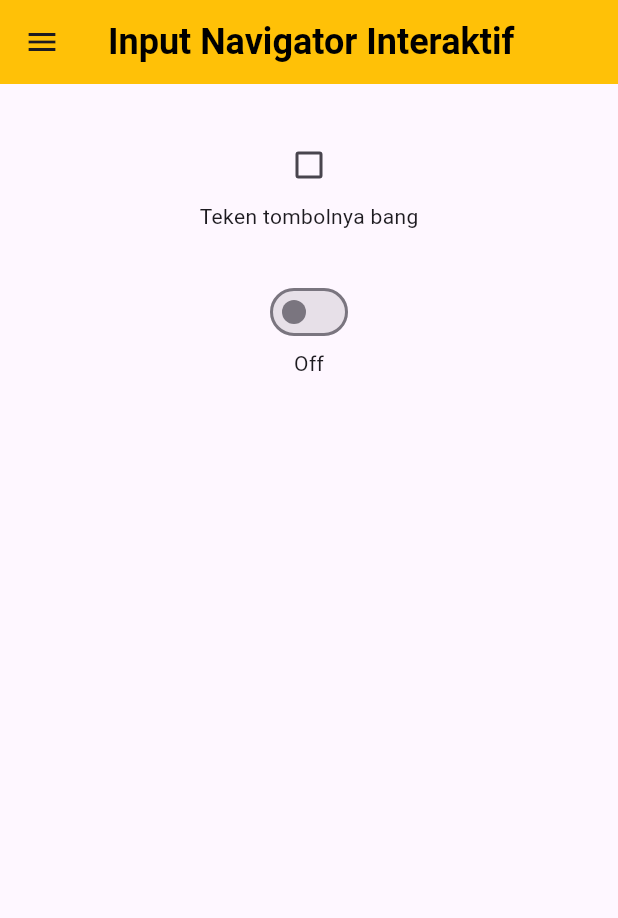
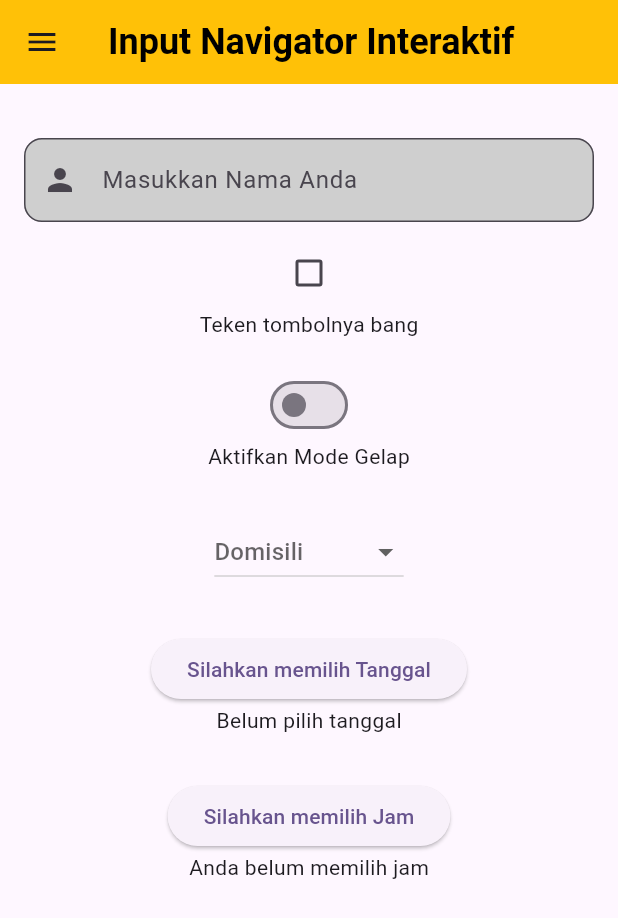
Before and after one commit to AAISkuy/latihan_flutter_dasar, a Flutter app: the NavigasiDrawer screen opened by its route, on a phone screen of 412 x 824 dp. Shown: the top 918 px of the screen. Run offline on Flutter 3.47's test engine with Material 3 defaults, Android fonts, the phone set to English and light mode, and no system bars.

Commit message:
Upload Tugas 7

```diff
--- a/lib/latihan7Flutter.dart
+++ b/lib/latihan7Flutter.dart
@@ -1,4 +1,5 @@
 import 'package:flutter/material.dart';
+import 'package:intl/intl.dart';
 
 class NavigasiDrawer extends StatefulWidget {
   const NavigasiDrawer({super.key});
@@ -12,6 +13,9 @@ class NavigasiDrawerState extends State<NavigasiDrawer> {
   bool isChecked = false;
   bool isOn = false;
   int _selectedIndex = 0;
+  String? selected;
+  DateTime? selectedDate;
+  TimeOfDay? selectedTime;
 
   static const List<Widget> _widgetOptions = <Widget>[
     Text('Home'),
@@ -90,10 +94,25 @@ class NavigasiDrawerState extends State<NavigasiDrawer> {
         ),
       ),
 
-      body: Center(
-        child: Column(
+      body: Container(
+        padding: EdgeInsets.all(16),
+        child: ListView(
           children: [
-            SizedBox(height: 30),
+            Column(
+              children: [
+                SizedBox(height: 20),
+                TextField(
+                  decoration: InputDecoration(
+                    hintText: "Masukkan Nama Anda",
+                    filled: true,
+                    fillColor: const Color.fromARGB(255, 207, 207, 207),
+                    border: OutlineInputBorder(
+                      borderRadius: BorderRadius.circular(12),
+                    ),
+                    prefixIcon: Icon(Icons.person),
+                  ),
+                ),
+                SizedBox(height: 10),
                 Checkbox(
                   value: isChecked,
                   onChanged: (bool? newValue) {
@@ -104,7 +123,7 @@ class NavigasiDrawerState extends State<NavigasiDrawer> {
                 ),
                 Text(isChecked ? 'Begini caranya bro' : 'Teken tombolnya bang'),
 
-            SizedBox(height: 30),
+                SizedBox(height: 20),
                 Switch(
                   value: isOn,
                   onChanged: (val) {
@@ -113,7 +132,85 @@ class NavigasiDrawerState extends State<NavigasiDrawer> {
                     });
                   },
                 ),
-            Text(isOn ? 'On' : 'Off'),
+                Text(isOn ? 'Aktifkan Mode Teramg' : 'Aktifkan Mode Gelap'),
+
+                const SizedBox(height: 30),
+
+                DropdownButton<String>(
+                  value: selected,
+                  hint: const Text("Domisili"),
+
+                  items:
+                      [
+                        'Jakarta Pusat',
+                        'Jakarta Barat',
+                        'Jakarta Utara',
+                        'Jakarta Timur',
+                      ].map((String val) {
+                        return DropdownMenuItem<String>(
+                          value: val,
+                          child: Text(val),
+                        );
+                      }).toList(),
+
+                  onChanged: (val) {
+                    setState(() {
+                      selected = val;
+                    });
+                  },
+                ),
+
+                SizedBox(height: 30),
+
+                ElevatedButton(
+                  onPressed: () async {
+                    final DateTime? picked = await showDatePicker(
+                      context: context,
+                      initialDate: DateTime.now(),
+                      firstDate: DateTime(2000),
+                      lastDate: DateTime(2100),
+                    );
+
+                    if (picked != null) {
+                      setState(() {
+                        selectedDate = picked;
+                      });
+                    }
+                  },
+
+                  child: const Text('Silahkan memilih Tanggal'),
+                ),
+
+                Text(
+                  selectedDate == null
+                      ? "Belum pilih tanggal"
+                      : DateFormat(
+                          'EEE, dd MMMM yyyy',
+                          'id_ID',
+                        ).format(selectedDate!),
+                ),
+                SizedBox(height: 30),
+                ElevatedButton(
+                  onPressed: () async {
+                    final TimeOfDay? picked = await showTimePicker(
+                      context: context,
+                      initialTime: TimeOfDay.now(),
+                    );
+                    if (picked != null) {
+                      setState(() {
+                        selectedTime = picked;
+                      });
+                    }
+                  },
+                  child: Text('Silahkan memilih Jam'),
+                ),
+                Text(
+                  selectedTime == null
+                      ? "Anda belum memilih jam"
+                      : "${selectedTime!.hour}:${selectedTime!.minute}",
+                ),
+              ],
+            ),
           ],
         ),
       ),
--- a/pubspec.yaml
+++ b/pubspec.yaml
@@ -34,6 +34,7 @@ dependencies:
   # The following adds the Cupertino Icons font to your application.
   # Use with the CupertinoIcons class for iOS style icons.
   cupertino_icons: ^1.0.8
+  intl: ^0.20.2
 
 dev_dependencies:
   flutter_test:
```
Also changed, not shown: lib/main.dart (+6 -1 lines), pubspec.lock. Lines whose indentation alone changed are shown as unchanged.
